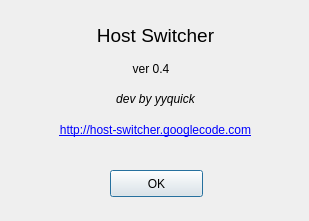
Old version of the form about_dialog.ui in the repository yyquick/host-switcher.
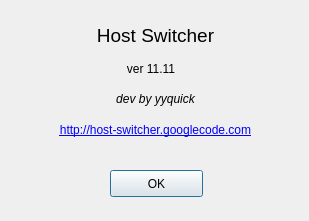
New version of the form. Icons and pictures are not drawn.

Diff of the .ui file:
```diff
--- a/about_dialog.ui
+++ b/about_dialog.ui
@@ -77,7 +77,7 @@
     </rect>
    </property>
    <property name="text">
-    <string>ver 0.4</string>
+    <string>ver 11.11</string>
    </property>
    <property name="alignment">
     <set>Qt::AlignCenter</set>
```
